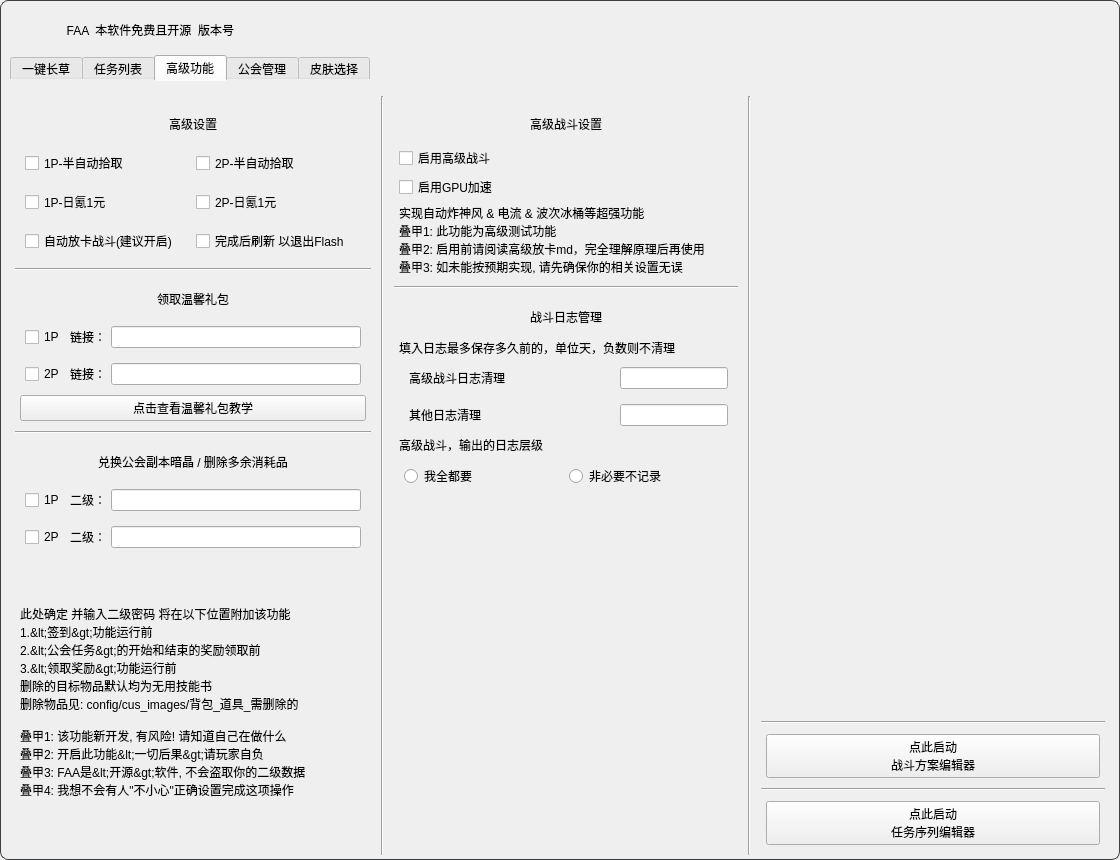
Above: resource/ui/FAA_3.0.ui from StareAbyss/FoodsVsMiceAutoAssistant before the change. Below: the same form after it.
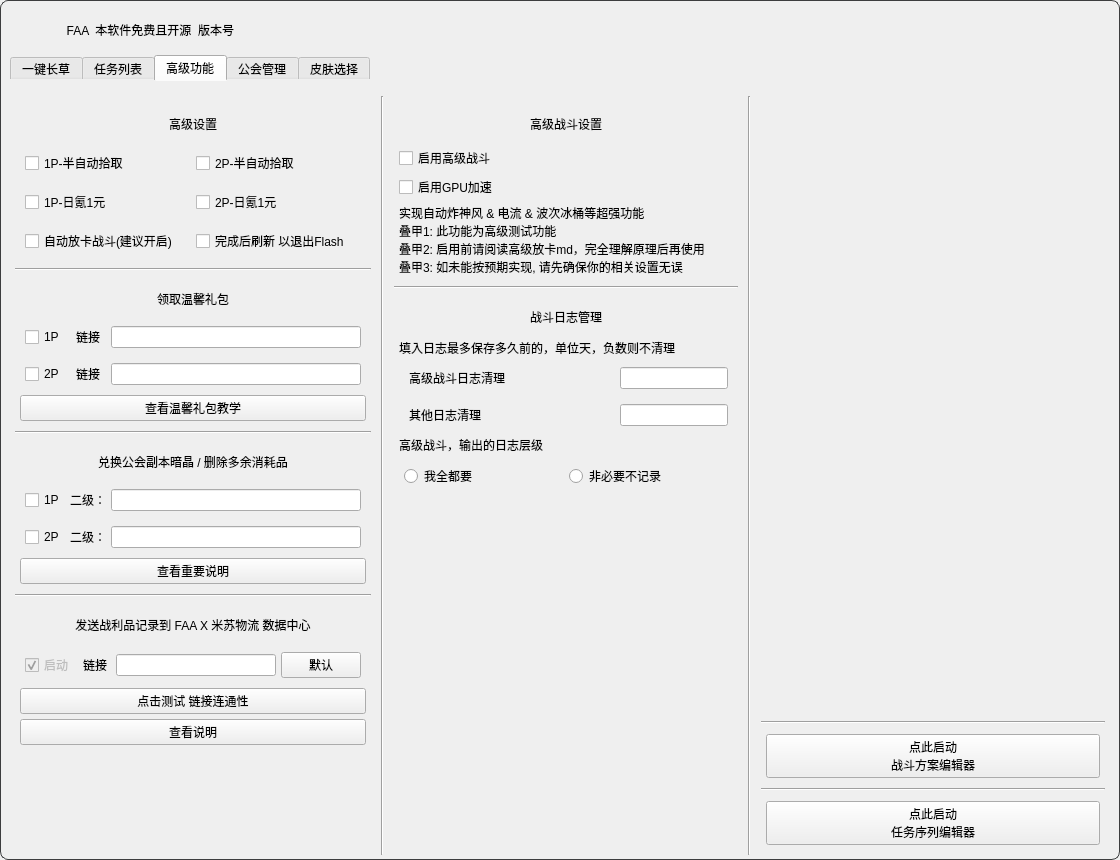
That is the form after the change. The open tabs and pages were chosen to show the change. Icons and pictures are not drawn. Custom widgets are drawn as their Qt base class.

Commit message: v1.5.0-beta.3 新增米苏物流上传路径系统. 用户可在ui中编辑路径, 可自动进行路径可用性检查并恢复默认, 点击可查看详细说明.

```diff
--- a/resource/ui/FAA_3.0.ui
+++ b/resource/ui/FAA_3.0.ui
@@ -8223,7 +8223,7 @@
             <number>0</number>
            </property>
            <item>
-            <layout class="QVBoxLayout" name="Lay_Tab3_Left" stretch="4,1,4,1,14">
+            <layout class="QVBoxLayout" name="Lay_Tab3_Left" stretch="4,1,4,1,4,1,4,0">
              <property name="leftMargin">
               <number>5</number>
              </property>
@@ -8504,7 +8504,7 @@
               </widget>
              </item>
              <item>
-              <layout class="QVBoxLayout" name="Lay_GetWarmGift" stretch="1,1,1,0">
+              <layout class="QVBoxLayout" name="Lay_GetWarmGift" stretch="1,1,1,1">
                <property name="spacing">
                 <number>5</number>
                </property>
@@ -8537,7 +8537,7 @@
                 </widget>
                </item>
                <item>
-                <layout class="QHBoxLayout" name="Lay_GetWarmGift_1P">
+                <layout class="QHBoxLayout" name="Lay_GetWarmGift_1P" stretch="1,1,4">
                  <property name="leftMargin">
                   <number>5</number>
                  </property>
@@ -8581,7 +8581,7 @@
                  <item>
                   <widget class="QLabel" name="GetWarmGift_1P_Text">
                    <property name="text">
-                    <string>链接：</string>
+                    <string>链接</string>
                    </property>
                    <property name="alignment">
                     <set>Qt::AlignCenter</set>
@@ -8628,7 +8628,7 @@
                 </layout>
                </item>
                <item>
-                <layout class="QHBoxLayout" name="Lay_GetWarmGift_2P">
+                <layout class="QHBoxLayout" name="Lay_GetWarmGift_2P" stretch="1,1,4">
                  <property name="leftMargin">
                   <number>5</number>
                  </property>
@@ -8672,7 +8672,7 @@
                  <item>
                   <widget class="QLabel" name="GetWarmGift_2P_Text">
                    <property name="text">
-                    <string>链接：</string>
+                    <string>链接</string>
                    </property>
                    <property name="alignment">
                     <set>Qt::AlignCenter</set>
@@ -8742,7 +8742,7 @@
                   <string>只用点一下就够了!</string>
                  </property>
                  <property name="text">
-                  <string>点击查看温馨礼包教学</string>
+                  <string>查看温馨礼包教学</string>
                  </property>
                 </widget>
                </item>
@@ -8756,7 +8756,7 @@
               </widget>
              </item>
              <item>
-              <layout class="QVBoxLayout" name="Lay_GetWarmGift_2" stretch="1,1,1,9">
+              <layout class="QVBoxLayout" name="Lay_GetWarmGift_2" stretch="1,1,1,1">
                <property name="spacing">
                 <number>5</number>
                </property>
@@ -8971,27 +8971,277 @@
                 </layout>
                </item>
                <item>
-                <widget class="QLabel" name="Lay_Level2_Text_1">
+                <widget class="QPushButton" name="Level2_Tip">
+                 <property name="sizePolicy">
+                  <sizepolicy hsizetype="Expanding" vsizetype="Expanding">
+                   <horstretch>0</horstretch>
+                   <verstretch>0</verstretch>
+                  </sizepolicy>
+                 </property>
+                 <property name="minimumSize">
+                  <size>
+                   <width>0</width>
+                   <height>0</height>
+                  </size>
+                 </property>
+                 <property name="maximumSize">
+                  <size>
+                   <width>16777215</width>
+                   <height>16777215</height>
+                  </size>
+                 </property>
+                 <property name="toolTip">
+                  <string>只用点一下就够了!</string>
+                 </property>
                  <property name="text">
-                  <string>此处确定 并输入二级密码 将在以下位置附加该功能
-1.&lt;签到&gt;功能运行前
-2.&lt;公会任务&gt;的开始和结束的奖励领取前
-3.&lt;领取奖励&gt;功能运行前
-删除的目标物品默认均为无用技能书
-删除物品见: config/cus_images/背包_道具_需删除的
-
-叠甲1: 该功能新开发, 有风险! 请知道自己在做什么
-叠甲2: 开启此功能&lt;一切后果&gt;请玩家自负
-叠甲3: FAA是&lt;开源&gt;软件, 不会盗取你的二级数据
-叠甲4: 我想不会有人&quot;不小心&quot;正确设置完成这项操作</string>
+                  <string>查看重要说明</string>
+                 </property>
+                </widget>
+               </item>
+              </layout>
+             </item>
+             <item>
+              <widget class="Line" name="line_6">
+               <property name="orientation">
+                <enum>Qt::Horizontal</enum>
+               </property>
+              </widget>
+             </item>
+             <item>
+              <layout class="QVBoxLayout" name="Lay_MisuLogistics" stretch="1,1,1,1">
+               <property name="spacing">
+                <number>5</number>
+               </property>
+               <property name="leftMargin">
+                <number>5</number>
+               </property>
+               <property name="topMargin">
+                <number>5</number>
+               </property>
+               <property name="rightMargin">
+                <number>5</number>
+               </property>
+               <property name="bottomMargin">
+                <number>5</number>
+               </property>
+               <item>
+                <widget class="QLabel" name="MisuLogistics_Text">
+                 <property name="minimumSize">
+                  <size>
+                   <width>0</width>
+                   <height>35</height>
+                  </size>
+                 </property>
+                 <property name="text">
+                  <string>发送战利品记录到 FAA X 米苏物流 数据中心</string>
                  </property>
                  <property name="alignment">
-                  <set>Qt::AlignLeading|Qt::AlignLeft|Qt::AlignVCenter</set>
+                  <set>Qt::AlignCenter</set>
+                 </property>
+                </widget>
+               </item>
+               <item>
+                <layout class="QHBoxLayout" name="Lay_MisuLogistics_1" stretch="1,1,5,1">
+                 <property name="leftMargin">
+                  <number>5</number>
+                 </property>
+                 <property name="topMargin">
+                  <number>5</number>
+                 </property>
+                 <property name="rightMargin">
+                  <number>5</number>
+                 </property>
+                 <property name="bottomMargin">
+                  <number>5</number>
+                 </property>
+                 <item>
+                  <widget class="QCheckBox" name="MisuLogistics_Active">
+                   <property name="enabled">
+                    <bool>false</bool>
+                   </property>
+                   <property name="sizePolicy">
+                    <sizepolicy hsizetype="Expanding" vsizetype="Expanding">
+                     <horstretch>0</horstretch>
+                     <verstretch>0</verstretch>
+                    </sizepolicy>
+                   </property>
+                   <property name="minimumSize">
+                    <size>
+                     <width>0</width>
+                     <height>0</height>
+                    </size>
+                   </property>
+                   <property name="maximumSize">
+                    <size>
+                     <width>1677215</width>
+                     <height>16777215</height>
+                    </size>
+                   </property>
+                   <property name="text">
+                    <string>启动</string>
+                   </property>
+                   <property name="checkable">
+                    <bool>true</bool>
+                   </property>
+                   <property name="checked">
+                    <bool>true</bool>
+                   </property>
+                  </widget>
+                 </item>
+                 <item>
+                  <widget class="QLabel" name="MisuLogistics_Link_Text">
+                   <property name="sizePolicy">
+                    <sizepolicy hsizetype="Expanding" vsizetype="Expanding">
+                     <horstretch>0</horstretch>
+                     <verstretch>0</verstretch>
+                    </sizepolicy>
+                   </property>
+                   <property name="text">
+                    <string>链接</string>
+                   </property>
+                   <property name="alignment">
+                    <set>Qt::AlignCenter</set>
+                   </property>
+                  </widget>
+                 </item>
+                 <item>
+                  <widget class="QLineEdit" name="MisuLogistics_Link">
+                   <property name="sizePolicy">
+                    <sizepolicy hsizetype="Fixed" vsizetype="Fixed">
+                     <horstretch>0</horstretch>
+                     <verstretch>0</verstretch>
+                    </sizepolicy>
+                   </property>
+                   <property name="minimumSize">
+                    <size>
+                     <width>0</width>
+                     <height>0</height>
+                    </size>
+                   </property>
+                   <property name="maximumSize">
+                    <size>
+                     <width>250</width>
+                     <height>16777215</height>
+                    </size>
+                   </property>
+                   <property name="tabletTracking">
+                    <bool>false</bool>
+                   </property>
+                   <property name="autoFillBackground">
+                    <bool>false</bool>
+                   </property>
+                   <property name="text">
+                    <string/>
+                   </property>
+                   <property name="echoMode">
+                    <enum>QLineEdit::Normal</enum>
+                   </property>
+                   <property name="clearButtonEnabled">
+                    <bool>true</bool>
+                   </property>
+                  </widget>
+                 </item>
+                 <item>
+                  <widget class="QPushButton" name="MisuLogistics_Link_SetDefault">
+                   <property name="sizePolicy">
+                    <sizepolicy hsizetype="Expanding" vsizetype="Expanding">
+                     <horstretch>0</horstretch>
+                     <verstretch>0</verstretch>
+                    </sizepolicy>
+                   </property>
+                   <property name="minimumSize">
+                    <size>
+                     <width>0</width>
+                     <height>0</height>
+                    </size>
+                   </property>
+                   <property name="maximumSize">
+                    <size>
+                     <width>16777215</width>
+                     <height>16777215</height>
+                    </size>
+                   </property>
+                   <property name="toolTip">
+                    <string>只用点一下就够了!</string>
+                   </property>
+                   <property name="text">
+                    <string>默认</string>
+                   </property>
+                  </widget>
+                 </item>
+                </layout>
+               </item>
+               <item>
+                <widget class="QPushButton" name="MisuLogistics_LinkTest">
+                 <property name="sizePolicy">
+                  <sizepolicy hsizetype="Expanding" vsizetype="Expanding">
+                   <horstretch>0</horstretch>
+                   <verstretch>0</verstretch>
+                  </sizepolicy>
+                 </property>
+                 <property name="minimumSize">
+                  <size>
+                   <width>0</width>
+                   <height>0</height>
+                  </size>
+                 </property>
+                 <property name="maximumSize">
+                  <size>
+                   <width>16777215</width>
+                   <height>16777215</height>
+                  </size>
+                 </property>
+                 <property name="toolTip">
+                  <string>只用点一下就够了!</string>
+                 </property>
+                 <property name="text">
+                  <string>点击测试 链接连通性</string>
+                 </property>
+                </widget>
+               </item>
+               <item>
+                <widget class="QPushButton" name="MisuLogistics_Tip">
+                 <property name="sizePolicy">
+                  <sizepolicy hsizetype="Expanding" vsizetype="Expanding">
+                   <horstretch>0</horstretch>
+                   <verstretch>0</verstretch>
+                  </sizepolicy>
+                 </property>
+                 <property name="minimumSize">
+                  <size>
+                   <width>0</width>
+                   <height>0</height>
+                  </size>
+                 </property>
+                 <property name="maximumSize">
+                  <size>
+                   <width>16777215</width>
+                   <height>16777215</height>
+                  </size>
+                 </property>
+                 <property name="toolTip">
+                  <string>只用点一下就够了!</string>
+                 </property>
+                 <property name="text">
+                  <string>查看说明</string>
                  </property>
                 </widget>
                </item>
               </layout>
              </item>
+             <item>
+              <spacer name="verticalSpacer_12">
+               <property name="orientation">
+                <enum>Qt::Vertical</enum>
+               </property>
+               <property name="sizeHint" stdset="0">
+                <size>
+                 <width>20</width>
+                 <height>1000</height>
+                </size>
+               </property>
+              </spacer>
+             </item>
             </layout>
            </item>
            <item>
```
Left out of the diff: 87 changed lines with no effect on the pictures. The commit also changes 8 other files.
